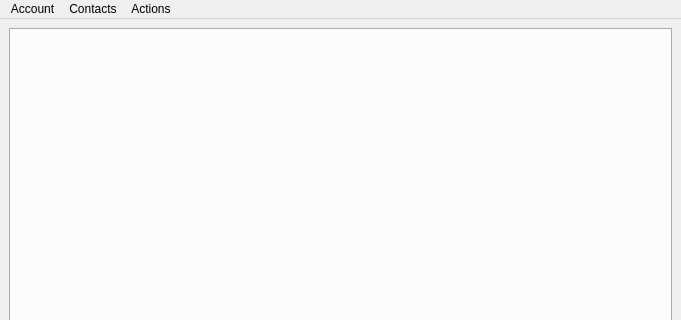
Before: the Qt Designer form res/ui/mainwindow.ui in duniter/sakia, drawn with Qt 5; both pictures show x 0 to 681 and y 0 to 320 of the 681 by 549 pixel window.
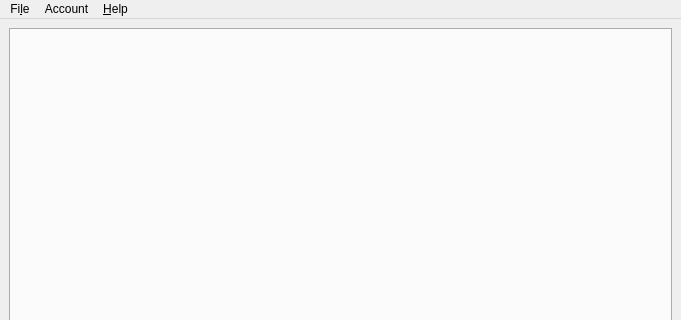
After: the same form once the commit is applied.

Commit message: Refactor Main Window menus

Patch:
```diff
--- a/res/ui/mainwindow.ui
+++ b/res/ui/mainwindow.ui
@@ -36,9 +36,9 @@
      <height>29</height>
     </rect>
    </property>
-   <widget class="QMenu" name="menu_account">
+   <widget class="QMenu" name="menu_file">
     <property name="title">
-     <string>Account</string>
+     <string>Fi&amp;le</string>
     </property>
     <widget class="QMenu" name="menu_change_account">
      <property name="title">
@@ -56,9 +56,9 @@
     <addaction name="actionAbout"/>
     <addaction name="action_quit"/>
    </widget>
-   <widget class="QMenu" name="menu_contacts">
+   <widget class="QMenu" name="menu_account">
     <property name="title">
-     <string>Contacts</string>
+     <string>Account</string>
     </property>
     <widget class="QMenu" name="menu_contacts_list">
      <property name="title">
@@ -70,16 +70,16 @@
     <addaction name="action_add_a_contact"/>
     <addaction name="menu_contacts_list"/>
    </widget>
-   <widget class="QMenu" name="menu_actions">
+   <widget class="QMenu" name="menu_help">
     <property name="title">
-     <string>Actions</string>
+     <string>&amp;Help</string>
     </property>
     <addaction name="actionTransfer_money"/>
     <addaction name="actionCertification"/>
    </widget>
+   <addaction name="menu_file"/>
    <addaction name="menu_account"/>
-   <addaction name="menu_contacts"/>
-   <addaction name="menu_actions"/>
+   <addaction name="menu_help"/>
   </widget>
   <widget class="QStatusBar" name="statusbar"/>
   <action name="actionManage_accounts">
```
Left out of the diff: 11 changed lines with no effect on the pictures. The commit also changes 4 other files.
